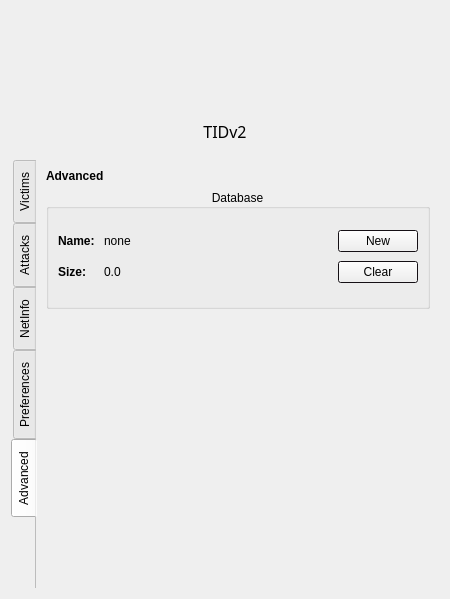
Above: core/qt5/Main.ui from 0xInfection/TIDoS-Framework before the change. Below: the same form after it.
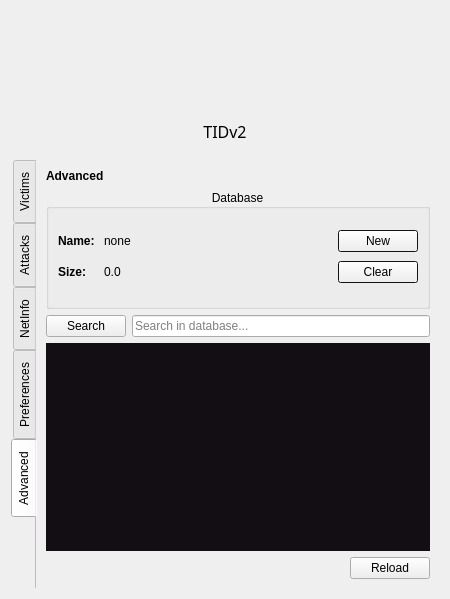
That is the form after the change. The open tabs and pages were chosen to show the change. Icons and pictures are not drawn.

Commit message: added Database Tab (WIP) to GUI + graphical error messages

```diff
--- a/core/qt5/Main.ui
+++ b/core/qt5/Main.ui
@@ -1134,18 +1134,95 @@
                </layout>
               </item>
               <item>
-               <spacer name="verticalSpacer">
+               <layout class="QFormLayout" name="formLayout">
+                <item row="0" column="1">
+                 <widget class="QLineEdit" name="dbSearchField">
+                  <property name="placeholderText">
+                   <string>Search in database...</string>
+                  </property>
+                 </widget>
+                </item>
+                <item row="0" column="0">
+                 <widget class="QPushButton" name="dbSearchButton">
+                  <property name="text">
+                   <string>Search</string>
+                  </property>
+                 </widget>
+                </item>
+               </layout>
+              </item>
+             </layout>
+            </item>
+            <item>
+             <widget class="QTextBrowser" name="dbSearchOutput">
+              <property name="palette">
+               <palette>
+                <active>
+                 <colorrole role="Base">
+                  <brush brushstyle="SolidPattern">
+                   <color alpha="255">
+                    <red>19</red>
+                    <green>14</green>
+                    <blue>19</blue>
+                   </color>
+                  </brush>
+                 </colorrole>
+                </active>
+                <inactive>
+                 <colorrole role="Base">
+                  <brush brushstyle="SolidPattern">
+                   <color alpha="255">
+                    <red>19</red>
+                    <green>14</green>
+                    <blue>19</blue>
+                   </color>
+                  </brush>
+                 </colorrole>
+                </inactive>
+                <disabled>
+                 <colorrole role="Base">
+                  <brush brushstyle="SolidPattern">
+                   <color alpha="255">
+                    <red>27</red>
+                    <green>21</green>
+                    <blue>27</blue>
+                   </color>
+                  </brush>
+                 </colorrole>
+                </disabled>
+               </palette>
+              </property>
+              <property name="frameShape">
+               <enum>QFrame::NoFrame</enum>
+              </property>
+             </widget>
+            </item>
+            <item>
+             <layout class="QHBoxLayout" name="horizontalLayout_10">
+              <item>
+               <spacer name="horizontalSpacer_9">
                 <property name="orientation">
-                 <enum>Qt::Vertical</enum>
+                 <enum>Qt::Horizontal</enum>
                 </property>
                 <property name="sizeHint" stdset="0">
                  <size>
-                  <width>20</width>
-                  <height>40</height>
+                  <width>40</width>
+                  <height>20</height>
                  </size>
                 </property>
                </spacer>
               </item>
+              <item>
+               <widget class="QPushButton" name="updateDBInfoButton">
+                <property name="text">
+                 <string>Reload</string>
+                </property>
+                <property name="icon">
+                 <iconset>
+                  <normaloff>icons/reload.svg</normaloff>icons/reload.svg</iconset>
+                </property>
+               </widget>
+              </item>
              </layout>
             </item>
            </layout>
```
Left out of the diff: 8 changed lines with no effect on the pictures. The commit also changes 2 other files.
